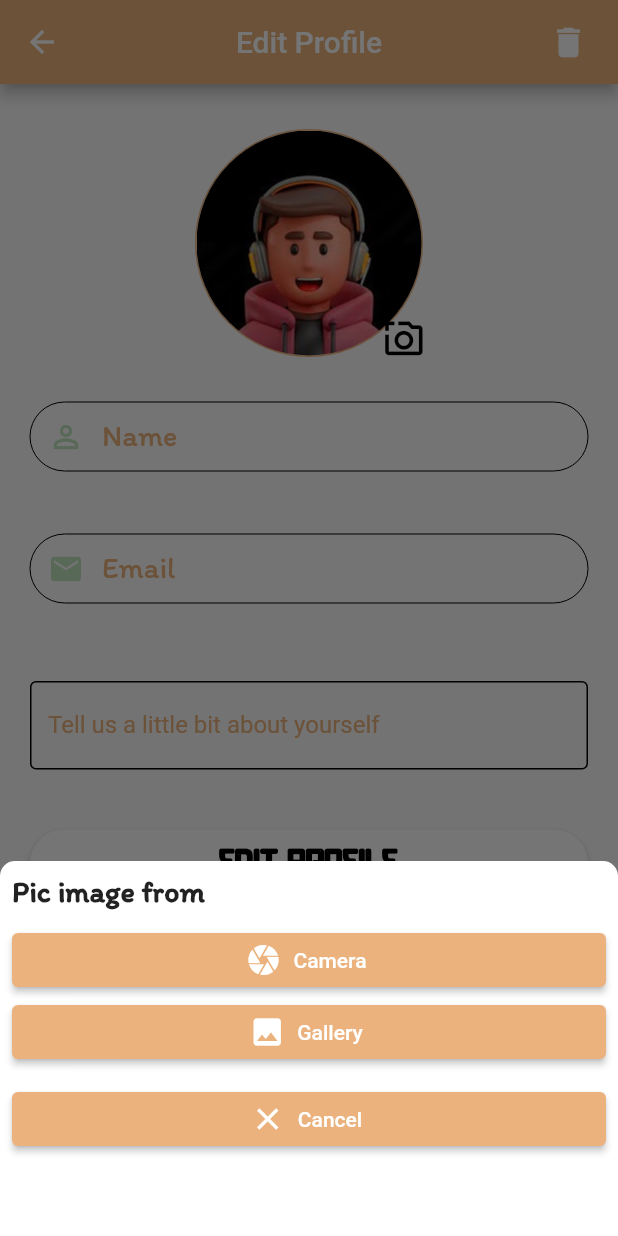
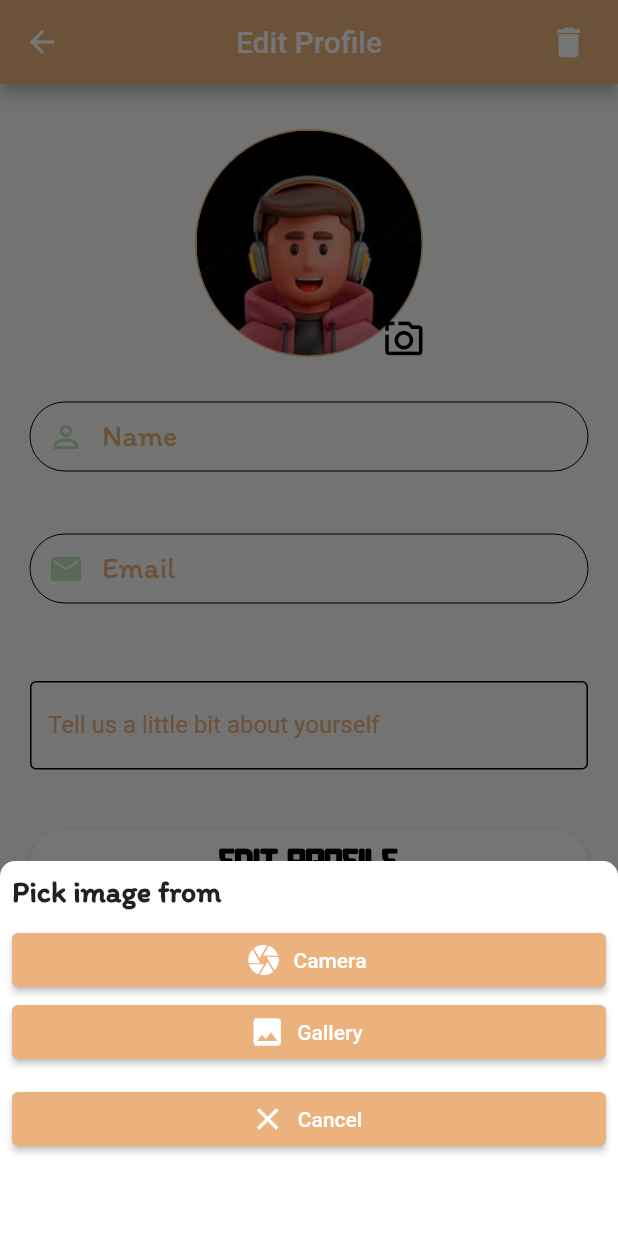
Before and after one commit to ruisilvavpa/PBH_Project, a Flutter app: the EditProfile screen opened directly, after a tap on the "add a photo" icon, on a phone screen of 412 x 824 dp. Run offline on Flutter 3.47's test engine with Material 2 defaults, Android fonts, the phone set to English and light mode, and no system bars; our stand-ins replace get, image_picker, shared_preferences, smooth_page_indicator; accounts and stored records are empty; network calls fail.

Commit message:
- Change Password finish - Image upload WIP - Clean some code

```diff
--- a/lib/resources/strings.dart
+++ b/lib/resources/strings.dart
@@ -15,6 +15,7 @@ class Strings {
   static const String kLoginSignup = "SIGN UP";
 
   //FORGOT PASSWORD
+  static const String kForgotPasswordTitle = "Forgot Password";
   static const String kFieldEmailBody = "Insert your Email";
   static const String kForgotPasswordQuestion = 'Did you forgot your password?';
   static const String kForgotPassword = 'Forgot Password';
--- a/lib/reusable_widgets/image_picker.dart
+++ b/lib/reusable_widgets/image_picker.dart
@@ -1,8 +1,21 @@
+import 'dart:io';
+
+import 'package:image_picker/image_picker.dart';
+
 import 'package:flutter/material.dart';
 import 'package:get/get_core/src/get_main.dart';
 import 'package:get/get_navigation/get_navigation.dart';
 
-void imagePickerOption() {
+Future<void> pickImageFromGallery(
+    Function(File) onPressed, ImageSource source) async {
+  final image = await ImagePicker().pickImage(source: source);
+  if (image == null) return;
+  final imageTemp = File(image.path);
+  onPressed(imageTemp);
+  Get.back();
+}
+
+void imagePickerOption(Function(File) onPressed) {
   Get.bottomSheet(
     SingleChildScrollView(
       child: ClipRRect(
@@ -19,7 +32,7 @@ void imagePickerOption() {
                 crossAxisAlignment: CrossAxisAlignment.stretch,
                 children: [
                   const Text(
-                    'Pic image from',
+                    'Pick image from',
                     style: TextStyle(
                         fontSize: 20,
                         fontWeight: FontWeight.bold,
@@ -29,7 +42,8 @@ void imagePickerOption() {
                     height: 10,
                   ),
                   ElevatedButton.icon(
-                    onPressed: () {},
+                    onPressed: () =>
+                        pickImageFromGallery(onPressed, ImageSource.camera),
                     icon: const Icon(Icons.camera),
                     label: const Text('Camera'),
                     style: const ButtonStyle(
@@ -39,7 +53,8 @@ void imagePickerOption() {
                     ),
                   ),
                   ElevatedButton.icon(
-                    onPressed: () {},
+                    onPressed: () =>
+                        pickImageFromGallery(onPressed, ImageSource.gallery),
                     icon: const Icon(Icons.image),
                     label: const Text('Gallery'),
                     style: const ButtonStyle(
--- a/lib/reusable_widgets/input_fields.dart
+++ b/lib/reusable_widgets/input_fields.dart
@@ -45,7 +45,7 @@ class InputTextFieldWidget extends StatelessWidget {
               borderSide: const BorderSide(width: 0, style: BorderStyle.solid)),
           focusedBorder: OutlineInputBorder(
             borderRadius: BorderRadius.circular(23.0),
-            borderSide: BorderSide(
+            borderSide: const BorderSide(
               color: writterLogoColor,
             ),
           ),
--- a/lib/screens/login/forgot_password_page.dart
+++ b/lib/screens/login/forgot_password_page.dart
@@ -4,7 +4,6 @@ import 'package:pbh_project/controllers/forgotpassword_controller.dart';
 import 'package:pbh_project/models/validations.dart';
 import 'package:pbh_project/reusable_widgets/app_bar.dart';
 import 'package:pbh_project/reusable_widgets/logo_widget.dart';
-import 'package:pbh_project/utils/app_styles.dart';
 import '../../resources/strings.dart';
 import '../../reusable_widgets/input_fields.dart';
 import '../../reusable_widgets/submit_button.dart';
@@ -24,7 +23,7 @@ class _ForgotPasswordPageState extends State<ForgotPasswordPage> {
   Widget build(BuildContext context) {
     return Scaffold(
       appBar: const CustomAppBar(
-        title: 'Forgot Password',
+        title: Strings.kForgotPasswordTitle,
       ),
       resizeToAvoidBottomInset: false,
       backgroundColor: Colors.white,
--- a/lib/screens/writter_buttons_screens/edit_profile.dart
+++ b/lib/screens/writter_buttons_screens/edit_profile.dart
@@ -1,3 +1,5 @@
+import 'dart:io';
+
 import 'package:flutter/gestures.dart';
 import 'package:flutter/material.dart';
 import 'package:pbh_project/reusable_widgets/input_fields.dart';
@@ -9,7 +11,6 @@ import '../../controllers/edit_controller.dart';
 import '../../models/user.dart';
 import '../../resources/strings.dart';
 import '../../reusable_widgets/image_picker.dart';
-import '../login/forgot_password_page.dart';
 
 class EditProfile extends StatefulWidget {
   User? user;
@@ -23,6 +24,38 @@ class _EditProfileState extends State<EditProfile> {
   User? user;
   _EditProfileState({this.user});
   EditController controller = EditController();
+  File? userNewImage;
+  Image placeholderImage = Image.asset(
+    'assets/images/image_profile.jpg',
+    width: 150,
+    height: 150,
+    fit: BoxFit.contain,
+  );
+
+  @override
+  void initState() {
+    super.initState();
+    controller.nameController.text = user?.name ?? "";
+    controller.bioController.text = user?.bio ?? "";
+    controller.emailController.text = user?.email ?? "";
+  }
+
+  void pickerAction() {
+    imagePickerOption((file) => handlePickedFile(file));
+  }
+
+  void handlePickedFile(File file) {
+    controller.userImage = file;
+    setState(() {
+      placeholderImage = Image.file(
+        file,
+        width: 150,
+        height: 150,
+        fit: BoxFit.contain,
+      );
+    });
+  }
+
   @override
   Widget build(BuildContext context) {
     double w = MediaQuery.of(context).size.width;
@@ -68,20 +101,15 @@ class _EditProfileState extends State<EditProfile> {
                     ),
                   ),
                   child: ClipOval(
-                    child: Image.asset(
-                      'assets/images/image_profile.jpg',
-                      width: 150,
-                      height: 150,
-                      fit: BoxFit.contain,
-                    ),
+                    child: placeholderImage,
                   ),
                 ),
-                const Positioned(
+                Positioned(
                   bottom: -10,
                   right: -10,
                   child: IconButton(
-                    onPressed: imagePickerOption,
-                    icon: Icon(
+                    onPressed: () => pickerAction(),
+                    icon: const Icon(
                       Icons.add_a_photo_outlined,
                       color: Colors.black,
                       size: 30,
--- a/lib/utils/api_endpoints.dart
+++ b/lib/utils/api_endpoints.dart
@@ -11,6 +11,7 @@ class _AuthEndPoints {
   final String logout = '/api/Authentication/logout';
   final String delete = '/api/User';
   final String update = '/api/User';
+  final String updateUserImage = '/api/User/userImage';
   final String resetPassword = '/api/User/changePassword';
   final String categories = '/api/Book/categories';
   final String institutions = '/api/Institutions/institutions';
```
Also changed, not shown: lib/controllers/change_password_controller.dart (+10 -7 lines), lib/controllers/edit_controller.dart (+23 -2 lines), lib/models/change_password.dart (added, +13 -0 lines), lib/reusable_widgets/alert_reset_pass_dialog.dart (deleted, +0 -37 lines), lib/screens/login/new_password_page.dart (deleted, +0 -71 lines), lib/screens/writter_buttons_screens/add_post_screen.dart (+16 -3 lines), lib/screens/writter_buttons_screens/change_password_screen.dart (+9 -0 lines).
